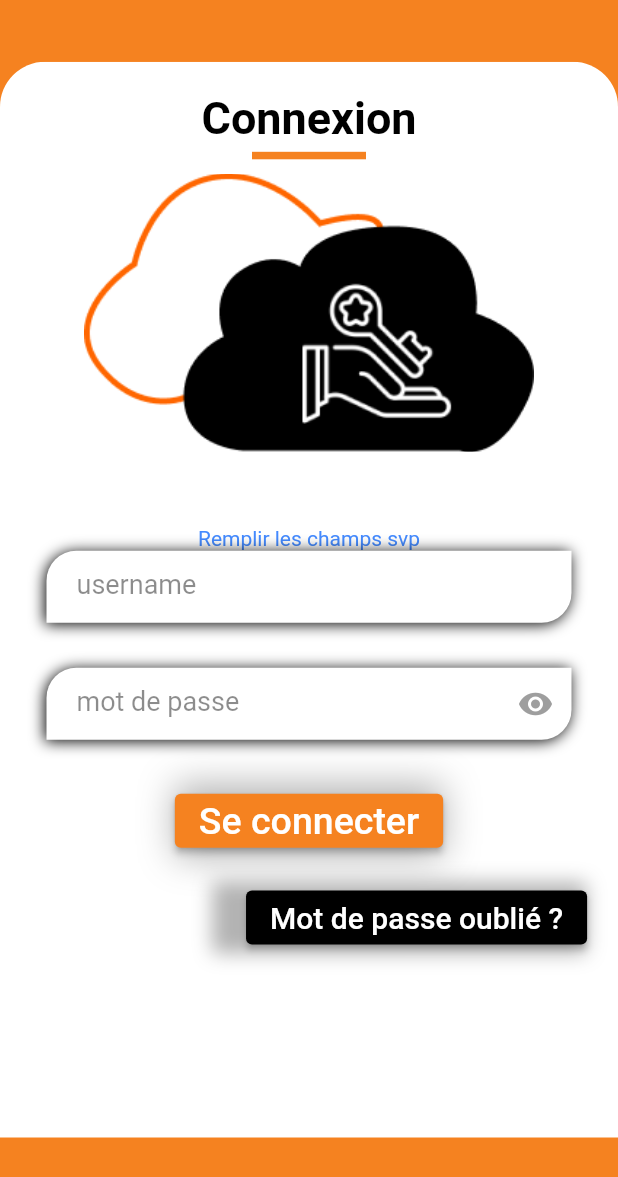
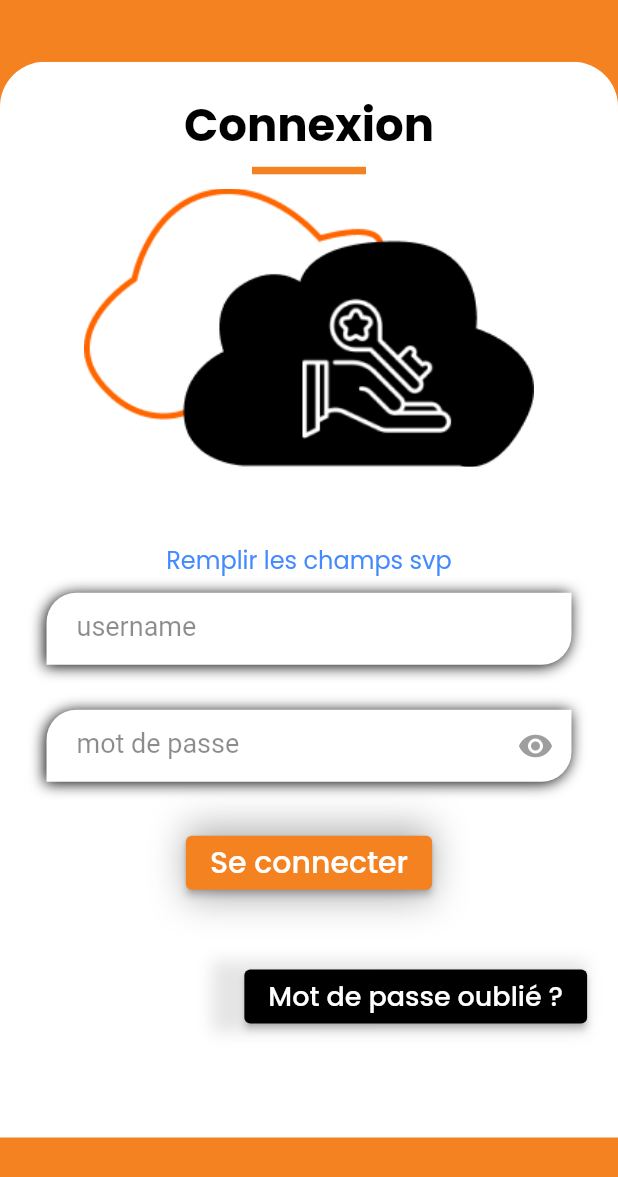
Before and after one commit to Adjaratou7894/pointageflutter, a Flutter app: the Connexion screen opened directly, on a phone screen of 412 x 824 dp. Shown: the top 1177 px of the screen. Run offline on Flutter 3.47's test engine with Material 2 defaults, Android fonts, the light colour scheme and no system bars; our stand-ins replace font_awesome_flutter, geolocator, google_fonts, lottie, quickalert and 2 more; missing offline and left inert: dart:ffi; accounts and stored records are empty; Roboto replaces fonts that are missing (DayRoman).

Commit message:
avant presentation

```diff
--- a/lib/connexion.dart
+++ b/lib/connexion.dart
@@ -1,6 +1,7 @@
 import 'dart:math';
 
 import 'package:flutter/material.dart';
+import 'package:google_fonts/google_fonts.dart';
 import 'package:pointageflutter/Controllers/AuthController.dart';
 import 'package:pointageflutter/accueil.dart';
 
@@ -58,13 +59,12 @@ class _ConnexionState extends State<Connexion> {
                   Container(
                     margin: const EdgeInsets.only(top: 20),
                     alignment: Alignment.center,
-                    child: const Text(
+                    child: Text(
                       'Connexion',
-                      style: TextStyle(
+                      style: GoogleFonts.poppins(
                         fontSize: 30,
                         fontWeight: FontWeight.bold,
                         color: Colors.black,
-                        fontFamily: 'DayRoman',
                       ),
                     ),
                   ),
@@ -111,15 +111,22 @@ class _ConnexionState extends State<Connexion> {
                   !username
                       ? Text(
                           defaut,
-                          style: TextStyle(color: Colors.blueAccent),
+                          style: GoogleFonts.poppins(
+                              color: Colors.blueAccent, fontSize: 16
+                              // fontWeight: FontWeight.bold,
+                              ),
                         )
                       : Container(),
                   erreur
                       ? Text(
                           error,
-                          style: TextStyle(color: Colors.red),
+                          style: GoogleFonts.poppins(
+                              color: Colors.red, fontSize: 16
+                              // fontWeight: FontWeight.bold,
+                              ),
                         )
                       : Container(),
+                  const SizedBox(height: 10.0),
                   Container(
                     width: 350,
                     // color: Colors.blue,
@@ -302,14 +309,16 @@ class _ConnexionState extends State<Connexion> {
                         // Traitement des données ici
                         // }
                       },
-                      child: const Text(
+                      child: Text(
                         'Se connecter',
-                        style: TextStyle(fontSize: 25),
+                        style: GoogleFonts.poppins(fontSize: 20
+                            // fontWeight: FontWeight.bold,
+                            ),
                       ),
                     ),
                   ),
                   SizedBox(
-                    height: hauteur * .02,
+                    height: hauteur * .05,
                   ),
                   Row(
                     children: [
@@ -328,9 +337,8 @@ class _ConnexionState extends State<Connexion> {
                           // ),
                           boxShadow: [
                             BoxShadow(
-                              color: Colors.black45.withOpacity(0.3),
-                              blurRadius: 10,
-                              offset: Offset(0, 0),
+                              color: Colors.black45.withOpacity(0.1),
+                              blurRadius: 8,
                             ),
                           ],
                         ),
@@ -344,11 +352,11 @@ class _ConnexionState extends State<Connexion> {
                             // Traitement des données ici
                             // }
                           },
-                          child: const Text(
+                          child: Text(
                             'Mot de passe oublié ?',
-                            style: TextStyle(
-                              fontSize: 20,
-                            ),
+                            style: GoogleFonts.poppins(fontSize: 18
+                                // fontWeight: FontWeight.bold,
+                                ),
                           ),
                         ),
                       ),
--- a/lib/historiqueDemande.dart
+++ b/lib/historiqueDemande.dart
@@ -338,12 +338,17 @@ class _TttttState extends State<Ttttt> {
                         // ignore: unrelated_type_equality_checks
                         descriptionMotifController.text.trim() != "" &&
                         demandeactive != true) {
-                      QuickAlert.show(
-                          context: context,
-                          type: QuickAlertType.success,
-                          text: 'Demande soumise avec succès!');
+                      demandeactive
+                          ? QuickAlert.show(
+                              context: context,
+                              type: QuickAlertType.info,
+                              text:
+                                  'Une demande est déja soumise pour vous aujourd\' hui ,Impossible de faire deux demandes par jour!')
+                          : QuickAlert.show(
+                              context: context,
+                              type: QuickAlertType.success,
+                              text: 'Demande soumise avec succès!');
                       setState(() {
-
                         !descriptionMotif;
                         erreur = true;
 
```
